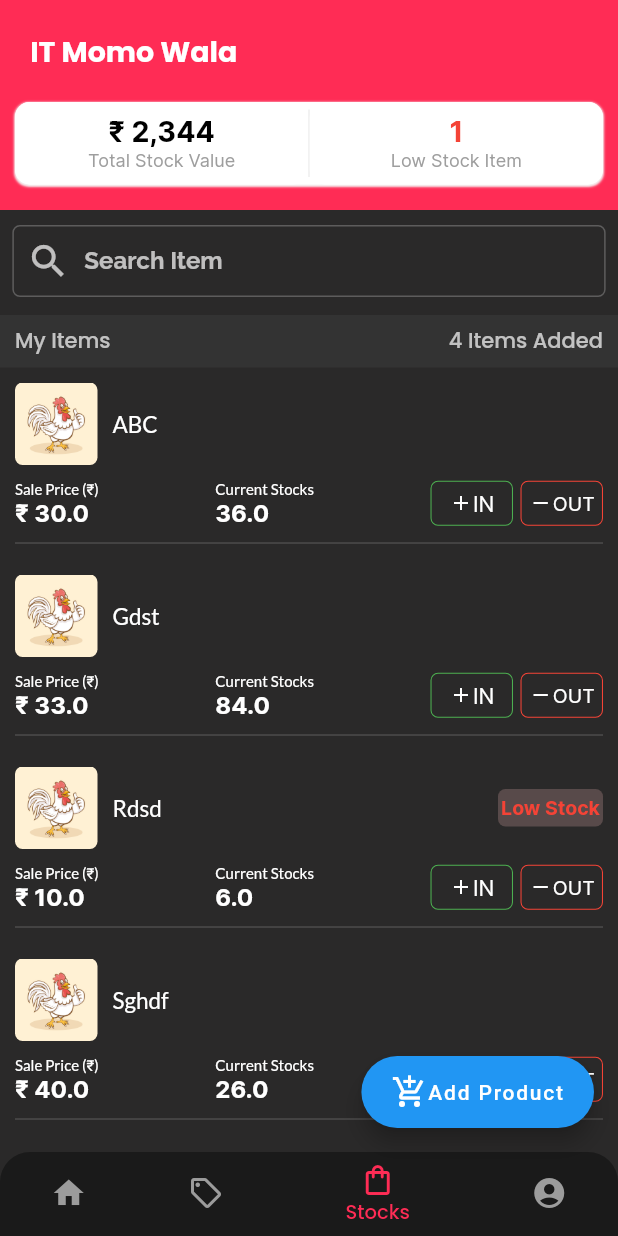
After one commit to Sudiptagupta217/momo-delivery-boy-app, a Flutter app: the StocksScreen screen opened directly, on a phone screen of 412 x 824 dp. The commit adds this screen. Run offline on Flutter 3.47's test engine with Material 2 defaults, Android fonts, the phone set to English and light mode, and no system bars; our stand-ins replace audioplayers, fl_chart, flutter_switch, fluttertoast, image_picker.

Commit message:
added item and show item

```diff
--- /dev/null
+++ b/lib/ui/stocks_screen.dart
@@ -0,0 +1,311 @@
+import 'package:flutter/material.dart';
+import 'package:it_momo_wala/ui/add_stock_item_screen.dart';
+import 'package:it_momo_wala/widgets/custom_teft_filed.dart';
+import 'package:it_momo_wala/widgets/round_button.dart';
+
+import '../utils/default_colors.dart';
+import '../widgets/buttom_manu.dart';
+import '../widgets/customTextFormFiled.dart';
+import '../widgets/stock_item_widget.dart';
+
+class StocksScreen extends StatefulWidget {
+  const StocksScreen({super.key});
+
+  @override
+  State<StocksScreen> createState() => _StocksScreenState();
+}
+
+class _StocksScreenState extends State<StocksScreen> {
+  TextEditingController inStockController= TextEditingController();
+  TextEditingController outStockController= TextEditingController();
+
+  List<Map<String,dynamic>> itemList =[
+    {
+      "image":"assets/images/chicken_momo.jpg",
+      "title":"ABC",
+      "stock": 36.0,
+      "price":30.0,
+    },
+    {
+      "image":"assets/images/chicken_momo.jpg",
+      "title":"Gdst",
+      "stock": 84.0,
+      "price":33.0,
+    },
+    {
+      "image":"assets/images/chicken_momo.jpg",
+      "title":"Rdsd",
+      "stock": 6.0,
+      "price":10.0,
+    },
+    {
+      "image":"assets/images/chicken_momo.jpg",
+      "title":"Sghdf",
+      "stock": 26.0,
+      "price":40.0,
+    },
+  ];
+
+  int selectedIndex = 2;
+  void onClicked(int index) {
+    setState(() {
+      selectedIndex = index;
+    });
+  }
+  @override
+  Widget build(BuildContext context) {
+    var size = MediaQuery.of(context).size;
+    return Scaffold(
+      backgroundColor: DefaultColor.bg_color,
+      bottomNavigationBar: BottomMenu(
+        selectedIndex: selectedIndex,
+        onClicked: onClicked,
+      ),
+
+      body: SafeArea(
+        child: SingleChildScrollView(
+          child: Container(
+            width:size.width,
+            child: Column(
+              children: [
+
+                Container(
+                  height: 140,
+                  width: MediaQuery.of(context).size.width,
+                  color: DefaultColor.delault_color,
+
+                      child: Column(
+                        crossAxisAlignment: CrossAxisAlignment.start,
+                        children: [
+                          SizedBox(height: 20,),
+                          Text("     IT Momo Wala",style: TextStyle(color: Colors.white,fontSize: 19,fontWeight: FontWeight.w600,fontFamily: "Poppins"),),
+                          SizedBox(height: 20,),
+
+                          Container(
+                            height: 55,
+                            margin: EdgeInsets.symmetric(horizontal: 10),
+                            decoration: BoxDecoration(
+                              borderRadius: BorderRadius.circular(10),
+                              color: Colors.white,
+                              boxShadow: [
+                                BoxShadow(
+                                  color: Colors.grey.shade100,
+                                  offset: Offset(0, 1),
+                                  blurRadius: 0.5,
+                                  spreadRadius: 0.5,
+                                )
+                              ]
+                            ),
+
+                            child: Row(
+                              children: [
+                                Expanded(flex: 1,
+                                    child: Container(
+                                      decoration: BoxDecoration(
+                                    borderRadius: BorderRadius.circular(10),
+                                    color: Colors.white
+                                ),
+                                      child: Column(
+                                        mainAxisAlignment: MainAxisAlignment.center,
+                                        children: [
+                                          Text("₹ 2,344",style: TextStyle(color: Colors.black,fontSize: 19,fontWeight: FontWeight.w600,fontFamily: "Inter"),),
+                                          Text("Total Stock Value",style: TextStyle(color: Colors.grey.shade500,fontSize: 12,fontWeight: FontWeight.w500,fontFamily: "Inter"),),
+                                        ],
+                                      ),
+                                    )),
+                                Container(width: 1,height: 45,color: Colors.grey.shade200),
+                                Expanded(flex: 1,
+                                    child: Container(
+                                      decoration: BoxDecoration(
+                                    borderRadius: BorderRadius.circular(10),
+                                    color: Colors.white
+                                ),
+                                      child: Column(
+                                        mainAxisAlignment: MainAxisAlignment.center,
+                                        children: [
+                                          Text("1",style: TextStyle(color: Colors.red,fontSize: 19,fontWeight: FontWeight.w600,fontFamily: "Inter"),),
+                                          Text("Low Stock Item",style: TextStyle(color: Colors.grey.shade500,fontSize: 12,fontWeight: FontWeight.w500,fontFamily: "Inter"),),
+                                        ],
+                                      ),
+                                    )),
+                              ],
+                            ),
+                          )
+
+
+                        ],
+                      ),
+
+
+                ),
+
+               SizedBox(height: 10,),
+
+               Container(
+                 width: MediaQuery.of(context).size.width*0.96,
+                   child: CustomTextFormFiled(hintText: "Search Item", keytype: TextInputType.text,icons: Icons.search,height: 50)),
+
+                SizedBox(height: 10,),
+
+                Container(
+                  width: size.width,
+                  padding: EdgeInsets.symmetric(horizontal: 10),
+                  color: Color(0xff333333),
+                  height: 35,
+                  child: Row(
+                    children: [
+                      Text("My Items",style: TextStyle(color: Colors.white70,fontSize: 14,fontWeight: FontWeight.w500,fontFamily: "Poppins")),
+                      Spacer(),
+                      Text("${itemList.length} Items Added",style: TextStyle(color: Colors.white70,fontSize: 14,fontWeight: FontWeight.w500,fontFamily: "Poppins"))
+                    ],
+                  ),
+                ),
+
+
+                ListView(
+                    physics: BouncingScrollPhysics(),
+                    shrinkWrap: true,
+                    children: itemList.map((value){
+                      return   StockItemWidget(
+                      productName: value["title"],
+                      image: value["image"],
+                      currentStocks: value["stock"],
+                      salePrice: value["price"],
+                      inStock: (){
+                        showModalBottomSheet(
+                          backgroundColor:Colors.transparent,
+                            context: context,
+                            builder:(context) {
+                              return addStock();
+                            }, );
+                      },
+                      outStock: (){
+                        showModalBottomSheet(
+                          backgroundColor:Colors.transparent,
+                          context: context,
+                          builder:(context) {
+                            return outStock();
+                          }, );
+                      },
+                   );
+             }).toList(),
+
+                )
+
+
+
+              ],
+            ),
+          ),
+        ),
+      ),
+
+      floatingActionButton: FloatingActionButton.extended(
+          onPressed: (){
+            Navigator.push(context, MaterialPageRoute(builder: (context) => AddStockItemScreen(),));
+          },
+      label: Container(
+        child: Row(
+          children: [
+            Icon(Icons.add_shopping_cart),
+            Text("Add Product")
+          ],
+        ),
+      ),
+      ),
+
+    );
+  }
+
+  Widget addStock() {
+    return Container(
+      height: 220,
+      padding: EdgeInsets.symmetric(vertical: 10,horizontal: 10),
+      decoration: BoxDecoration(
+        color: Color(0xFF2C2A2A),
+        borderRadius: BorderRadius.only(topLeft: Radius.circular(20),topRight: Radius.circular(20)),
+      ),
+      child: Column(
+        mainAxisAlignment: MainAxisAlignment.start,
+        crossAxisAlignment: CrossAxisAlignment.start,
+        children: [
+          Text("Stock In",style: TextStyle(color: Colors.white,fontSize: 20,fontWeight: FontWeight.w600,fontFamily: "Inter"),),
+          Text("Enter Quantity of Add Item",style: TextStyle(color: Colors.white,fontSize: 14,fontWeight: FontWeight.w500,fontFamily: "Inter"),),
+
+          SizedBox(height: 20,),
+          Center(
+            child: Container(
+              width: MediaQuery.of(context).size.width*0.25,
+                child:TextField(
+                  controller: inStockController,
+                  keyboardType: TextInputType.number,
+                  textAlign: TextAlign.center,
+                  style: TextStyle(color: Colors.white,fontSize: 25,fontWeight: FontWeight.w600,fontFamily: "Inter"),
+                  decoration: InputDecoration(
+                    hintText: 'Enter Quantity',
+                    hintStyle: TextStyle(color: Colors.white,fontSize: 14,fontWeight: FontWeight.w600,fontFamily: "Inter"),
+                    border: InputBorder.none,    // No border
+                    contentPadding: EdgeInsets.all(0), // No padding
+                  ),
+                ),
+          ),),
+          SizedBox(height: 20,),
+
+          RoundButton(title: "Add Stock",color: DefaultColor.delault_color,style: TextStyle(color: Colors.white,fontSize: 16), onTap: (){
+            inStockController.clear();
+            Navigator.pop(context);
+          })
+
+        ],
+      ),
+    );
+  }
+
+  Widget outStock() {
+    return Container(
+      height: 220,
+      padding: EdgeInsets.symmetric(vertical: 10,horizontal: 10),
+      decoration: BoxDecoration(
+        color: Color(0xFF2C2A2A),
+        borderRadius: BorderRadius.only(topLeft: Radius.circular(20),topRight: Radius.circular(20)),
+      ),
+      child: Column(
+        mainAxisAlignment: MainAxisAlignment.start,
+        crossAxisAlignment: CrossAxisAlignment.start,
+        children: [
+          Text("Stock Out",style: TextStyle(color: Colors.white,fontSize: 20,fontWeight: FontWeight.w600,fontFamily: "Inter"),),
+          Text("Enter Quantity of Out Item",style: TextStyle(color: Colors.white,fontSize: 14,fontWeight: FontWeight.w500,fontFamily: "Inter"),),
+
+          SizedBox(height: 20,),
+          Center(
+            child: Container(
+              width: MediaQuery.of(context).size.width*0.25,
+              child:TextField(
+                controller: outStockController,
+                keyboardType: TextInputType.number,
+                textAlign: TextAlign.center,
+                style: TextStyle(color: Colors.white,fontSize: 25,fontWeight: FontWeight.w600,fontFamily: "Inter"),
+                decoration: InputDecoration(
+                  hintText: 'Enter Quantity',
+                  hintStyle: TextStyle(color: Colors.white,fontSize: 14,fontWeight: FontWeight.w600,fontFamily: "Inter"),
+                  border: InputBorder.none,    // No border
+                  contentPadding: EdgeInsets.all(0), // No padding
+                ),
+              ),
+            ),),
+          SizedBox(height: 20,),
+
+          RoundButton(title: "Stock Out",color: DefaultColor.delault_color,style: TextStyle(color: Colors.white,fontSize: 16),
+              onTap: () {
+            outStockController.clear();
+            Navigator.pop(context);
+
+                }
+              )
+
+
+        ],
+      ),
+    );
+  }
+}
--- a/lib/widgets/buttom_manu.dart
+++ b/lib/widgets/buttom_manu.dart
@@ -5,6 +5,7 @@ import 'package:it_momo_wala/utils/default_colors.dart';
 
 import '../ui/earning_screen.dart';
 import '../ui/sell_screen.dart';
+import '../ui/stocks_screen.dart';
 
 class BottomMenu extends StatelessWidget {
   final selectedIndex;
@@ -47,8 +48,8 @@ class BottomMenu extends StatelessWidget {
             ),
 
             BottomNavigationBarItem(
-              icon: Icon(Icons.wallet_rounded),
-              label: 'Earning',
+              icon: Icon(Icons.shopping_bag_outlined),
+              label: 'Stocks',
               backgroundColor: Color(0xff1a1a1a),
             ),
 
@@ -81,7 +82,7 @@ class BottomMenu extends StatelessWidget {
                 break;
               case 2:
                 onClicked;
-                Navigator.push(context, MaterialPageRoute(builder: (context) => EarningScreen(),));
+                Navigator.push(context, MaterialPageRoute(builder: (context) => StocksScreen(),));
                 break;
                 case 3:
                 onClicked;
--- /dev/null
+++ b/lib/widgets/customTextFormFiled.dart
@@ -0,0 +1,73 @@
+import 'package:flutter/material.dart';
+
+import '../utils/default_colors.dart';
+
+class CustomTextFormFiled extends StatefulWidget {
+
+  final String hintText;
+   String? text;
+  double height;
+  IconData? icons;
+  IconData? suficons;
+  final TextInputType? keytype;
+
+   CustomTextFormFiled({Key? key,
+  required this.hintText,
+     this.text,
+   this.icons,
+   this.suficons,
+  required this.keytype,
+   this.height = 60
+  }):super(key: key);
+
+  @override
+  State<CustomTextFormFiled> createState() => _CustomTextFormFiledState();
+}
+
+class _CustomTextFormFiledState extends State<CustomTextFormFiled> {
+  @override
+  Widget build(BuildContext context) {
+    return Container(
+      height: widget.height,
+      child: Column(
+        crossAxisAlignment: CrossAxisAlignment.start,
+        children: [
+          if (widget.text != null) // Render the Text widget only if text is not null
+        Text(widget.text!,style: TextStyle(color: Colors.white70)),
+         widget.text!=null ? SizedBox(height: 5,): Container(),
+          TextFormField(
+            keyboardType: widget.keytype,
+            style: TextStyle(color: Colors.white),
+            decoration: InputDecoration(
+              prefixIcon:widget.icons!=null? Icon(widget.icons,color: Colors.white70,size: 29,):null,
+              suffixIcon:widget.suficons!=null? InkWell(
+                onTap: (){},
+                  child: Icon(widget.suficons,color: Colors.white70,size: 19,)):null,
+              hintText: widget.hintText,
+              hintStyle: const TextStyle(color: Colors.white70,fontSize: 16,fontFamily: "Raleway",fontWeight: FontWeight.w600),
+
+              contentPadding: EdgeInsets.symmetric(
+                vertical: 1,
+                horizontal: 10
+              ),
+
+              focusedBorder: OutlineInputBorder(
+                borderSide:  const BorderSide(
+                  width: 1,
+                  color: Colors.white24,),
+                borderRadius:  BorderRadius.circular( 5),
+              ),
+              enabledBorder: OutlineInputBorder(
+                borderSide:  const BorderSide(
+                  width: 1,
+                  color: Colors.white24,),
+                borderRadius:  BorderRadius.circular(5),
+              ),
+            ),
+          ),
+        ],
+      ),
+    );
+
+  }
+}
--- a/lib/widgets/item_widget.dart
+++ b/lib/widgets/item_widget.dart
@@ -64,7 +64,6 @@ class _ItemWidgetState extends State<ItemWidget> {
 
             Utils.toastMessage("${widget.itemName} now avalable only ${(widget.totalPlates)~/4} Plates \n");
             AudioPlayer().play(AssetSource('audio/Stock_Notification.wav'));
-
 
           }
         },
--- /dev/null
+++ b/lib/widgets/stock_item_widget.dart
@@ -0,0 +1,139 @@
+import 'package:flutter/material.dart';
+
+class StockItemWidget extends StatefulWidget {
+
+  final double salePrice;
+  final double currentStocks;
+  final String productName;
+  final String image;
+  final VoidCallback inStock;
+  final VoidCallback outStock;
+
+  const StockItemWidget({Key? key,
+    required this.productName,
+    required this.salePrice,
+    required this.image,
+    required this.currentStocks,
+    required this.inStock,
+    required this.outStock,
+  }):super(key: key);
+
+  @override
+  State<StockItemWidget> createState() => _StockItemWidgetState();
+}
+
+class _StockItemWidgetState extends State<StockItemWidget> {
+  @override
+  Widget build(BuildContext context) {
+    return
+      Container(
+        padding: EdgeInsets.symmetric(horizontal: 10,vertical: 10),
+        child: Column(
+          children: [
+            Row(
+              children: [
+                Container(
+                    height: 55,
+                    width: 55,
+                    child: ClipRRect(
+                        borderRadius: BorderRadius.circular(5),
+                        child: Image.asset(widget.image,fit: BoxFit.fill,))),
+                SizedBox(width: 10,),
+                Text(widget.productName,style: TextStyle(color: Colors.white,fontSize: 15,fontWeight: FontWeight.w500,fontFamily: "Lato")),
+                Spacer(),
+
+                (widget.currentStocks) < 10  ?
+                Container(
+                    height: 25,
+                    width: 70,
+                    decoration: BoxDecoration(
+                      borderRadius: BorderRadius.circular(5),
+                      color: Color(0x73917272)
+                    ),
+                    child: Center(child: Text("Low Stock",style: TextStyle(color: Colors.red,fontSize: 13,fontWeight: FontWeight.w600,fontFamily: "Inter")))
+                ):Container()
+
+              ],
+            ),
+            SizedBox(height: 10,),
+            Row(
+              mainAxisAlignment: MainAxisAlignment.spaceBetween,
+              children: [
+                Column(
+                  mainAxisAlignment: MainAxisAlignment.start,
+                  crossAxisAlignment: CrossAxisAlignment.start,
+                  children: [
+                    Text("Sale Price (₹)",style: TextStyle(color: Colors.white,fontSize: 10,fontFamily: "Lato")),
+                    Text("₹ "+widget.salePrice.toString(),style: TextStyle(color: Colors.white,fontSize: 16,fontWeight: FontWeight.w600,fontFamily: "Inter"))
+                  ],
+                ),
+
+                Column(
+                  mainAxisAlignment: MainAxisAlignment.start,
+                  crossAxisAlignment: CrossAxisAlignment.start,
+                  children: [
+                    Text("Current Stocks",style: TextStyle(color: Colors.white,fontSize: 10,fontFamily: "Lato")),
+                    Text(widget.currentStocks.toString(),style: TextStyle(color: Colors.white,fontSize: 16,fontWeight: FontWeight.w600,fontFamily: "Inter"))
+                  ],
+                ),
+
+                Row(
+                  children: [
+
+                    InkWell(
+                      onTap:(){
+                        widget.inStock();
+                      },
+                      child: Container(height: 30,
+                        width: 55,
+                        decoration: BoxDecoration(
+                            border: Border.all(color: Colors.green,width: 0.7),
+                            borderRadius: BorderRadius.all(Radius.circular(5))
+                        ),
+                        child: Row(
+                          mainAxisAlignment: MainAxisAlignment.center,
+                          crossAxisAlignment: CrossAxisAlignment.center,
+                          children: [
+                            Icon(Icons.add,color: Colors.white,size: 16,weight: 10),
+                            Text("IN",style: TextStyle(color: Colors.white,fontSize: 14,fontWeight: FontWeight.w500,fontFamily: "Inter"))
+                          ],
+                        ),
+                      ),
+                    ),
+
+                    SizedBox(width: 5,),
+
+                    InkWell(
+                      onTap: () {
+                        widget.outStock();
+                      },
+                      child: Container(height: 30,
+                        width: 55,
+                        decoration: BoxDecoration(
+                            border: Border.all(color: Colors.red.shade500,width: 0.7),
+                            borderRadius: BorderRadius.all(Radius.circular(5))
+                        ),
+                        child: Row(
+                          mainAxisAlignment: MainAxisAlignment.center,
+                          crossAxisAlignment: CrossAxisAlignment.center,
+                          children: [
+                            Icon(Icons.remove,color: Colors.white,size: 16,weight: 10),
+                            Text("OUT",style: TextStyle(color: Colors.white,fontSize: 13,fontWeight: FontWeight.w500,fontFamily: "Inter"))
+                          ],
+                        ),
+                      ),
+                    ),
+                  ],
+                ),
+
+
+              ],
+            ),
+            SizedBox(height: 10,),
+            Divider(height: 2,color: Colors.white24,)
+
+          ],
+        ),
+      );
+  }
+}
```
Also changed, not shown: lib/ui/add_stock_item_screen.dart (added, +162 -0 lines).
